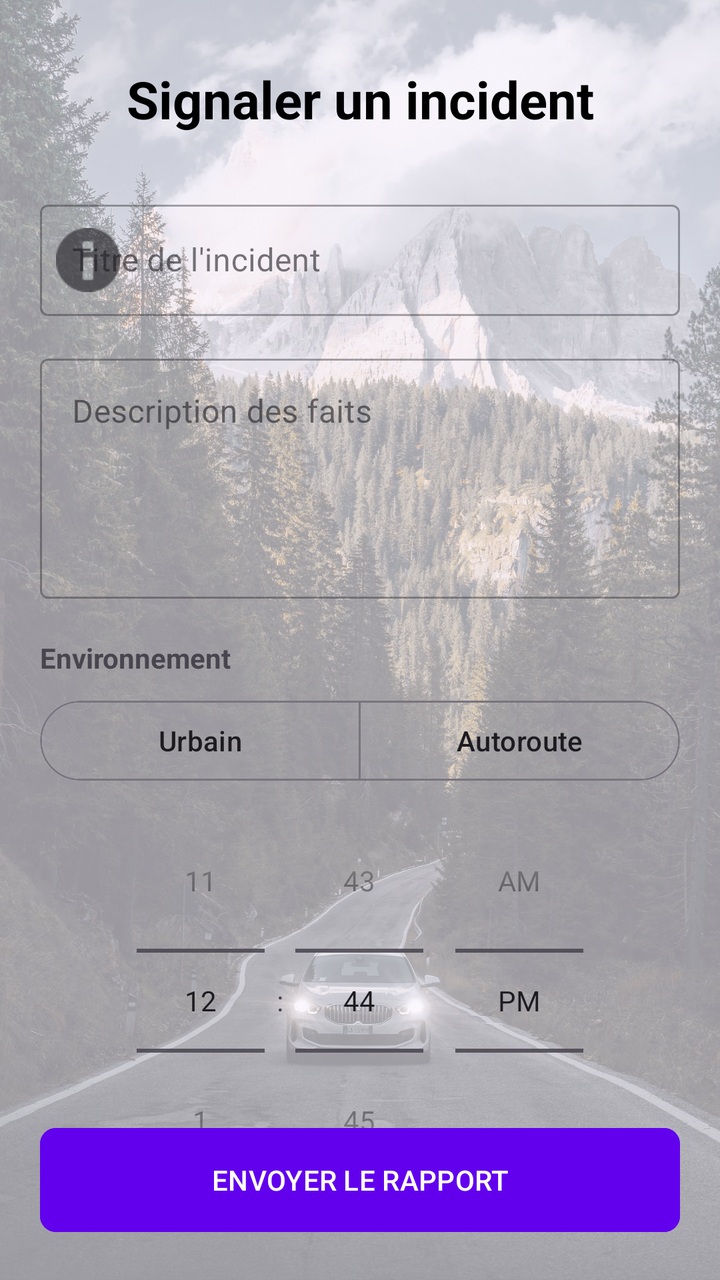
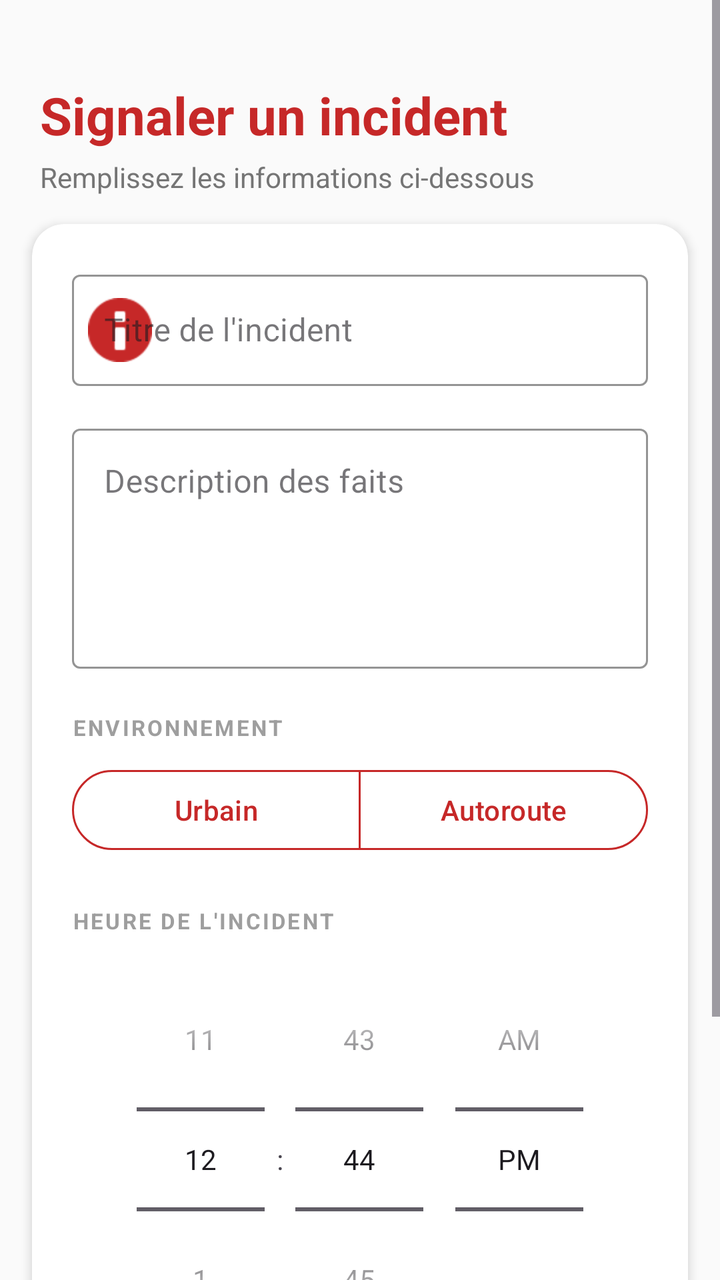

An Android layout rendered at two revisions. The XML below is the earlier revision; the diff shows what the commit changed to produce the second picture.
<!-- AndroidManifest.xml: application theme Theme.MyApplication -->
<!-- res/layout/fragment_screen3.xml -->
<?xml version="1.0" encoding="utf-8"?>
<androidx.constraintlayout.widget.ConstraintLayout xmlns:android="http://schemas.android.com/apk/res/android"
    xmlns:app="http://schemas.android.com/apk/res-auto"
    android:layout_width="match_parent"
    android:layout_height="match_parent">

    <ImageView
        android:id="@+id/background_img"
        android:layout_width="match_parent"
        android:layout_height="match_parent"
        android:alpha="0.4"
        android:scaleType="centerCrop"
        android:src="@drawable/car" />

    <TextView
        android:id="@+id/header_title"
        android:layout_width="wrap_content"
        android:layout_height="wrap_content"
        android:layout_marginTop="32dp"
        android:text="Signaler un incident"
        android:textColor="@color/black"
        android:textSize="26sp"
        android:textStyle="bold"
        app:layout_constraintEnd_toEndOf="parent"
        app:layout_constraintStart_toStartOf="parent"
        app:layout_constraintTop_toTopOf="parent" />

    <com.google.android.material.textfield.TextInputLayout
        android:id="@+id/layoutTitre"
        style="@style/Widget.MaterialComponents.TextInputLayout.OutlinedBox"
        android:layout_width="0dp"
        android:layout_height="wrap_content"
        android:layout_marginHorizontal="20dp"
        android:layout_marginTop="30dp"
        android:hint="Titre de l'incident"
        app:startIconDrawable="@android:drawable/ic_dialog_info"
        app:layout_constraintEnd_toEndOf="parent"
        app:layout_constraintStart_toStartOf="parent"
        app:layout_constraintTop_toBottomOf="@id/header_title">

        <com.google.android.material.textfield.TextInputEditText
            android:layout_width="match_parent"
            android:layout_height="wrap_content"
            />
    </com.google.android.material.textfield.TextInputLayout>

    <com.google.android.material.textfield.TextInputLayout
        android:id="@+id/layoutDesc"
        style="@style/Widget.MaterialComponents.TextInputLayout.OutlinedBox"
        android:layout_width="0dp"
        android:layout_height="wrap_content"
        android:layout_marginHorizontal="20dp"
        android:layout_marginTop="16dp"
        android:hint="Description des faits"
        app:layout_constraintEnd_toEndOf="parent"
        app:layout_constraintStart_toStartOf="parent"
        app:layout_constraintTop_toBottomOf="@id/layoutTitre">

        <com.google.android.material.textfield.TextInputEditText
            android:layout_width="match_parent"
            android:layout_height="120dp"
            android:gravity="top"
            android:inputType="textMultiLine" />
    </com.google.android.material.textfield.TextInputLayout>

    <TextView
        android:id="@+id/lblEnvironnement"
        android:layout_width="wrap_content"
        android:layout_height="wrap_content"
        android:layout_marginLeft="20dp"
        android:layout_marginTop="20dp"
        android:text="Environnement"
        android:textStyle="bold"
        app:layout_constraintStart_toStartOf="parent"
        app:layout_constraintTop_toBottomOf="@id/layoutDesc" />

    <com.google.android.material.button.MaterialButtonToggleGroup
        android:id="@+id/toggleGroup"
        android:layout_width="0dp"
        android:layout_height="wrap_content"
        android:layout_marginHorizontal="20dp"
        android:layout_marginTop="8dp"
        app:singleSelection="true"
        app:selectionRequired="true"
        app:layout_constraintEnd_toEndOf="parent"
        app:layout_constraintStart_toStartOf="parent"
        app:layout_constraintTop_toBottomOf="@id/lblEnvironnement">

        <Button
            android:id="@+id/btnUrbain"
            style="?attr/materialButtonOutlinedStyle"
            android:layout_width="0dp"
            android:layout_weight="1"
            android:layout_height="wrap_content"
            android:text="Urbain" />

        <Button
            android:id="@+id/btnAutoroute"
            style="?attr/materialButtonOutlinedStyle"
            android:layout_width="0dp"
            android:layout_weight="1"
            android:layout_height="wrap_content"
            android:text="Autoroute" />
    </com.google.android.material.button.MaterialButtonToggleGroup>

    <TimePicker
        android:id="@+id/timePicker"
        android:layout_width="wrap_content"
        android:layout_height="wrap_content"
        android:timePickerMode="spinner"
        app:layout_constraintEnd_toEndOf="parent"
        app:layout_constraintStart_toStartOf="parent"
        app:layout_constraintTop_toBottomOf="@id/toggleGroup" />

    <Button
        android:id="@+id/btnEnvoyer"
        android:layout_width="0dp"
        android:layout_height="60dp"
        android:layout_margin="20dp"
        android:backgroundTint="#6200EE"
        android:text="ENVOYER LE RAPPORT"
        android:textColor="@color/white"
        app:cornerRadius="8dp"
        app:layout_constraintBottom_toBottomOf="parent"
        app:layout_constraintEnd_toEndOf="parent"
        app:layout_constraintStart_toStartOf="parent" />

</androidx.constraintlayout.widget.ConstraintLayout>
<!-- resources referenced by this layout -->
<resources>
  <color name="black">#FF000000</color>
  <color name="white">#FFFFFFFF</color>
  <!-- drawable car: jpg bitmap (drawable, 634946 bytes) -->
  <style name="Theme.MyApplication" parent="Base.Theme.MyApplication" />
  <style name="Base.Theme.MyApplication" parent="Theme.Material3.DayNight.NoActionBar">
          
          
      </style>
</resources>

<!-- the commit's change to res/layout/fragment_screen3.xml (unified diff, before → after) -->
@@ -1,128 +1,191 @@
 <?xml version="1.0" encoding="utf-8"?>
-<androidx.constraintlayout.widget.ConstraintLayout xmlns:android="http://schemas.android.com/apk/res/android"
+<ScrollView xmlns:android="http://schemas.android.com/apk/res/android"
     xmlns:app="http://schemas.android.com/apk/res-auto"
     android:layout_width="match_parent"
-    android:layout_height="match_parent">
+    android:layout_height="match_parent"
+    android:background="#FAFAFA"
+    android:fillViewport="true">
 
-    <ImageView
-        android:id="@+id/background_img"
+    <LinearLayout
         android:layout_width="match_parent"
-        android:layout_height="match_parent"
-        android:alpha="0.4"
-        android:scaleType="centerCrop"
-        android:src="@drawable/car" />
+        android:layout_height="wrap_content"
+        android:orientation="vertical">
 
-    <TextView
-        android:id="@+id/header_title"
-        android:layout_width="wrap_content"
-        android:layout_height="wrap_content"
-        android:layout_marginTop="32dp"
-        android:text="Signaler un incident"
-        android:textColor="@color/black"
-        android:textSize="26sp"
-        android:textStyle="bold"
-        app:layout_constraintEnd_toEndOf="parent"
-        app:layout_constraintStart_toStartOf="parent"
-        app:layout_constraintTop_toTopOf="parent" />
+        
+        <FrameLayout
+            android:layout_width="match_parent"
+            android:layout_height="100dp">
 
-    <com.google.android.material.textfield.TextInputLayout
-        android:id="@+id/layoutTitre"
-        style="@style/Widget.MaterialComponents.TextInputLayout.OutlinedBox"
-        android:layout_width="0dp"
-        android:layout_height="wrap_content"
-        android:layout_marginHorizontal="20dp"
-        android:layout_marginTop="30dp"
-        android:hint="Titre de l'incident"
-        app:startIconDrawable="@android:drawable/ic_dialog_info"
-        app:layout_constraintEnd_toEndOf="parent"
-        app:layout_constraintStart_toStartOf="parent"
-        app:layout_constraintTop_toBottomOf="@id/header_title">
 
-        <com.google.android.material.textfield.TextInputEditText
+
+
+
+            
+            <LinearLayout
+                android:layout_width="match_parent"
+                android:layout_height="wrap_content"
+                android:layout_marginTop="40sp"
+                android:layout_marginLeft="20sp"
+                android:gravity="bottom"
+                android:orientation="vertical">
+
+                <TextView
+                    android:id="@+id/header_title"
+                    android:layout_width="wrap_content"
+                    android:layout_height="wrap_content"
+                    android:text="Signaler un incident"
+                    android:textColor="#C62828"
+                    android:textSize="26sp"
+                    android:textStyle="bold" />
+
+                <TextView
+                    android:layout_width="wrap_content"
+                    android:layout_height="wrap_content"
+                    android:layout_marginTop="4dp"
+                    android:text="Remplissez les informations ci-dessous"
+                    android:textColor="#757575"
+                    android:textSize="14sp" />
+
+            </LinearLayout>
+
+        </FrameLayout>
+
+        
+        <androidx.cardview.widget.CardView
             android:layout_width="match_parent"
             android:layout_height="wrap_content"
-            />
-    </com.google.android.material.textfield.TextInputLayout>
+            android:layout_marginStart="16dp"
+            android:layout_marginEnd="16dp"
+            android:layout_marginTop="12dp"
+            app:cardCornerRadius="16dp"
+            app:cardElevation="3dp"
+            app:cardBackgroundColor="#FFFFFF">
 
-    <com.google.android.material.textfield.TextInputLayout
-        android:id="@+id/layoutDesc"
-        style="@style/Widget.MaterialComponents.TextInputLayout.OutlinedBox"
-        android:layout_width="0dp"
-        android:layout_height="wrap_content"
-        android:layout_marginHorizontal="20dp"
-        android:layout_marginTop="16dp"
-        android:hint="Description des faits"
-        app:layout_constraintEnd_toEndOf="parent"
-        app:layout_constraintStart_toStartOf="parent"
-        app:layout_constraintTop_toBottomOf="@id/layoutTitre">
+            <LinearLayout
+                android:layout_width="match_parent"
+                android:layout_height="wrap_content"
+                android:orientation="vertical"
+                android:padding="20dp">
 
-        <com.google.android.material.textfield.TextInputEditText
+                
+                <com.google.android.material.textfield.TextInputLayout
+                    android:id="@+id/layoutTitre"
+                    style="@style/Widget.MaterialComponents.TextInputLayout.OutlinedBox"
+                    android:layout_width="match_parent"
+                    android:layout_height="wrap_content"
+                    android:hint="Titre de l'incident"
+                    app:boxStrokeColor="#C62828"
+                    app:hintTextColor="#C62828"
+                    app:startIconDrawable="@android:drawable/ic_dialog_info"
+                    app:startIconTint="#C62828">
+
+                    <com.google.android.material.textfield.TextInputEditText
+                        android:layout_width="match_parent"
+                        android:layout_height="wrap_content" />
+
+                </com.google.android.material.textfield.TextInputLayout>
+
+                
+                <com.google.android.material.textfield.TextInputLayout
+                    android:id="@+id/layoutDesc"
+                    style="@style/Widget.MaterialComponents.TextInputLayout.OutlinedBox"
+                    android:layout_width="match_parent"
+                    android:layout_height="wrap_content"
+                    android:layout_marginTop="16dp"
+                    android:hint="Description des faits"
+                    app:boxStrokeColor="#C62828"
+                    app:hintTextColor="#C62828">
+
+                    <com.google.android.material.textfield.TextInputEditText
+                        android:layout_width="match_parent"
+                        android:layout_height="120dp"
+                        android:gravity="top"
+                        android:inputType="textMultiLine" />
+
+                </com.google.android.material.textfield.TextInputLayout>
+
+                
+                <TextView
+                    android:id="@+id/lblEnvironnement"
+                    android:layout_width="wrap_content"
+                    android:layout_height="wrap_content"
+                    android:layout_marginTop="22dp"
+                    android:layout_marginBottom="10dp"
+                    android:text="ENVIRONNEMENT"
+                    android:textSize="11sp"
+                    android:textStyle="bold"
+                    android:textColor="#9E9E9E"
+                    android:letterSpacing="0.10" />
+
+                <com.google.android.material.button.MaterialButtonToggleGroup
+                    android:id="@+id/toggleGroup"
+                    android:layout_width="match_parent"
+                    android:layout_height="wrap_content"
+                    app:singleSelection="true"
+                    app:selectionRequired="true">
+
+                    <Button
+                        android:id="@+id/btnUrbain"
+                        style="?attr/materialButtonOutlinedStyle"
+                        android:layout_width="0dp"
+                        android:layout_weight="1"
+                        android:layout_height="wrap_content"
+                        android:text="Urbain"
+                        android:textColor="#C62828"
+                        app:strokeColor="#C62828" />
+
+                    <Button
+                        android:id="@+id/btnAutoroute"
+                        style="?attr/materialButtonOutlinedStyle"
+                        android:layout_width="0dp"
+                        android:layout_weight="1"
+                        android:layout_height="wrap_content"
+                        android:text="Autoroute"
+                        android:textColor="#C62828"
+                        app:strokeColor="#C62828" />
+
+                </com.google.android.material.button.MaterialButtonToggleGroup>
+
+                
+                <TextView
+                    android:layout_width="wrap_content"
+                    android:layout_height="wrap_content"
+                    android:layout_marginTop="24dp"
+                    android:layout_marginBottom="6dp"
+                    android:text="HEURE DE L'INCIDENT"
+                    android:textSize="11sp"
+                    android:textStyle="bold"
+                    android:textColor="#9E9E9E"
+                    android:letterSpacing="0.10" />
+
+                <TimePicker
+                    android:id="@+id/timePicker"
+                    android:layout_width="wrap_content"
+                    android:layout_height="wrap_content"
+                    android:layout_gravity="center"
+                    android:timePickerMode="spinner" />
+
+            </LinearLayout>
+
+        </androidx.cardview.widget.CardView>
+
+        
+        <Button
+            android:id="@+id/btnEnvoyer"
             android:layout_width="match_parent"
-            android:layout_height="120dp"
-            android:gravity="top"
-            android:inputType="textMultiLine" />
-    </com.google.android.material.textfield.TextInputLayout>
+            android:layout_height="56dp"
+            android:layout_marginStart="16dp"
+            android:layout_marginEnd="16dp"
+            android:layout_marginTop="16dp"
+            android:layout_marginBottom="28dp"
+            android:backgroundTint="#2E7D32"
+            android:text="ENVOYER LE RAPPORT"
+            android:textColor="#FFFFFF"
+            android:textStyle="bold"
+            android:textSize="15sp"
+            android:letterSpacing="0.05"
+            app:cornerRadius="12dp" />
 
-    <TextView
-        android:id="@+id/lblEnvironnement"
-        android:layout_width="wrap_content"
-        android:layout_height="wrap_content"
-        android:layout_marginLeft="20dp"
-        android:layout_marginTop="20dp"
-        android:text="Environnement"
-        android:textStyle="bold"
-        app:layout_constraintStart_toStartOf="parent"
-        app:layout_constraintTop_toBottomOf="@id/layoutDesc" />
+    </LinearLayout>
 
-    <com.google.android.material.button.MaterialButtonToggleGroup
-        android:id="@+id/toggleGroup"
-        android:layout_width="0dp"
-        android:layout_height="wrap_content"
-        android:layout_marginHorizontal="20dp"
-        android:layout_marginTop="8dp"
-        app:singleSelection="true"
-        app:selectionRequired="true"
-        app:layout_constraintEnd_toEndOf="parent"
-        app:layout_constraintStart_toStartOf="parent"
-        app:layout_constraintTop_toBottomOf="@id/lblEnvironnement">
-
-        <Button
-            android:id="@+id/btnUrbain"
-            style="?attr/materialButtonOutlinedStyle"
-            android:layout_width="0dp"
-            android:layout_weight="1"
-            android:layout_height="wrap_content"
-            android:text="Urbain" />
-
-        <Button
-            android:id="@+id/btnAutoroute"
-            style="?attr/materialButtonOutlinedStyle"
-            android:layout_width="0dp"
-            android:layout_weight="1"
-            android:layout_height="wrap_content"
-            android:text="Autoroute" />
-    </com.google.android.material.button.MaterialButtonToggleGroup>
-
-    <TimePicker
-        android:id="@+id/timePicker"
-        android:layout_width="wrap_content"
-        android:layout_height="wrap_content"
-        android:timePickerMode="spinner"
-        app:layout_constraintEnd_toEndOf="parent"
-        app:layout_constraintStart_toStartOf="parent"
-        app:layout_constraintTop_toBottomOf="@id/toggleGroup" />
-
-    <Button
-        android:id="@+id/btnEnvoyer"
-        android:layout_width="0dp"
-        android:layout_height="60dp"
-        android:layout_margin="20dp"
-        android:backgroundTint="#6200EE"
-        android:text="ENVOYER LE RAPPORT"
-        android:textColor="@color/white"
-        app:cornerRadius="8dp"
-        app:layout_constraintBottom_toBottomOf="parent"
-        app:layout_constraintEnd_toEndOf="parent"
-        app:layout_constraintStart_toStartOf="parent" />
-
-</androidx.constraintlayout.widget.ConstraintLayout>
+</ScrollView>
<!-- resource entries referenced after the edit -->
@@ -1,8 +1,5 @@
 <!-- resources referenced by this layout -->
 <resources>
-  <color name="black">#FF000000</color>
-  <color name="white">#FFFFFFFF</color>
-  <!-- drawable car: jpg bitmap (drawable, 634946 bytes) -->
   <style name="Theme.MyApplication" parent="Base.Theme.MyApplication" />
   <style name="Base.Theme.MyApplication" parent="Theme.Material3.DayNight.NoActionBar">
           
